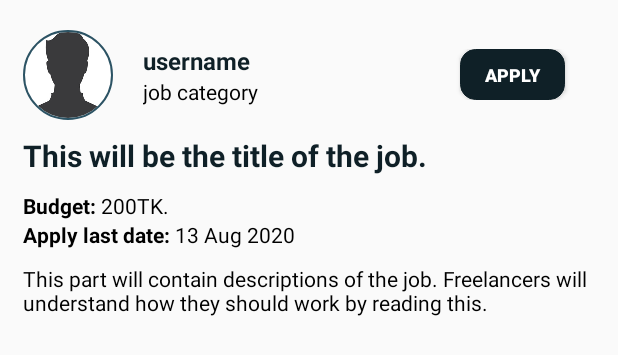
After one commit to AFRIDI-2020/FreelanceBD, an Android app: the layout activity_click_post.xml on its own in the app's theme, with its tools: preview values and no code run, on a phone screen of 412 x 824 dp. The commit adds this screen. Shown: the top 355 px of the screen. Run offline under Robolectric (Android 15) with nearby library versions, the phone set to English and light mode, and no system bars.

Commit message:
Click post activity added.

```diff
--- a/app/src/main/AndroidManifest.xml
+++ b/app/src/main/AndroidManifest.xml
@@ -14,7 +14,8 @@
         android:supportsRtl="true"
         android:theme="@style/AppTheme"
         android:windowSoftInputMode="adjustPan">
-        <activity android:name=".MyPostActivity"></activity>
+        <activity android:name=".Activity.ClickPostActivity"></activity>
+        <activity android:name=".Activity.MyPostActivity" />
         <activity android:name=".Activity.PostJobActivity" />
         <activity android:name=".Activity.EditAboutUserActivity" />
         <activity android:name=".Activity.FrontActivity" />
--- a/app/src/main/java/com/practice/freelancebd/Fragments/ProfileFragment.java
+++ b/app/src/main/java/com/practice/freelancebd/Fragments/ProfileFragment.java
@@ -12,7 +12,7 @@ import android.view.View;
 import android.view.ViewGroup;
 
 import com.practice.freelancebd.Activity.AboutUserProfile;
-import com.practice.freelancebd.MyPostActivity;
+import com.practice.freelancebd.Activity.MyPostActivity;
 import com.practice.freelancebd.R;
 
 
--- /dev/null
+++ b/app/src/main/res/layout/activity_click_post.xml
@@ -0,0 +1,180 @@
+<?xml version="1.0" encoding="utf-8"?>
+<LinearLayout xmlns:android="http://schemas.android.com/apk/res/android"
+    xmlns:app="http://schemas.android.com/apk/res-auto"
+    xmlns:tools="http://schemas.android.com/tools"
+    android:layout_width="match_parent"
+    android:layout_height="match_parent"
+    android:orientation="vertical"
+    android:layout_marginLeft="5dp"
+    android:layout_marginRight="5dp"
+    tools:context=".Activity.ClickPostActivity">
+
+    <LinearLayout
+        android:layout_width="match_parent"
+        android:layout_height="wrap_content"
+        android:layout_marginLeft="10dp"
+        android:layout_marginTop="20dp"
+        android:layout_marginRight="10dp"
+        android:orientation="horizontal">
+
+        <de.hdodenhof.circleimageview.CircleImageView
+            android:id="@+id/circleProfileImage"
+            android:layout_width="60dp"
+            android:layout_height="60dp"
+            android:src="@drawable/add_profile_photo"
+            app:civ_border_color="@color/green"
+            app:civ_border_width="1dp" />
+
+        <LinearLayout
+            android:layout_width="wrap_content"
+            android:layout_height="wrap_content"
+            android:layout_gravity="center_vertical"
+            android:layout_marginLeft="20dp"
+            android:orientation="vertical">
+
+            <TextView
+                android:id="@+id/userNameTV"
+                android:layout_width="wrap_content"
+                android:layout_height="wrap_content"
+                android:text="username"
+                android:textColor="@color/darkGreen"
+                android:textSize="16sp"
+                android:textStyle="bold" />
+
+
+            <TextView
+                android:id="@+id/jobTypeTV"
+                android:layout_width="wrap_content"
+                android:layout_height="wrap_content"
+                android:text="job category"
+                android:textColor="@color/black"
+                android:textSize="14sp" />
+
+        </LinearLayout>
+
+
+        <RelativeLayout
+            android:layout_width="match_parent"
+            android:layout_height="wrap_content"
+            android:layout_gravity="center_vertical">
+
+            <Button
+                android:layout_width="70dp"
+                android:layout_height="34dp"
+                android:layout_alignParentRight="true"
+                android:layout_gravity="center_vertical"
+                android:layout_marginRight="20dp"
+                android:background="@drawable/save_btn"
+                android:elevation="10dp"
+                android:text="apply"
+                android:textAllCaps="true"
+                android:textColor="@color/whiteColor"
+                android:textSize="12sp"
+                android:textStyle="bold" />
+
+        </RelativeLayout>
+
+
+    </LinearLayout>
+
+    <TextView
+        android:id="@+id/titleTV"
+        android:layout_width="match_parent"
+        android:layout_height="wrap_content"
+        android:layout_marginLeft="10dp"
+        android:layout_marginTop="10dp"
+        android:layout_marginRight="10dp"
+        android:text="This will be the title of the job."
+        android:textColor="@color/darkGreen"
+        android:textSize="20sp"
+        android:textStyle="bold" />
+
+    <LinearLayout
+        android:layout_width="match_parent"
+        android:layout_height="wrap_content"
+        android:layout_marginLeft="10dp"
+        android:layout_marginTop="10dp"
+        android:layout_marginRight="10dp"
+        android:orientation="horizontal">
+
+        <TextView
+            android:layout_width="wrap_content"
+            android:layout_height="wrap_content"
+            android:text="Budget: "
+            android:textColor="@color/black"
+            android:textSize="14sp"
+            android:textStyle="bold" />
+
+        <TextView
+            android:id="@+id/budgetTV"
+            android:layout_width="wrap_content"
+            android:layout_height="wrap_content"
+            android:text="200"
+            android:textColor="@color/black"
+            android:textSize="14sp" />
+
+        <TextView
+            android:layout_width="wrap_content"
+            android:layout_height="wrap_content"
+            android:text="TK."
+            android:textColor="@color/black"
+            android:textSize="14sp" />
+
+
+    </LinearLayout>
+
+    <LinearLayout
+        android:layout_width="match_parent"
+        android:layout_height="wrap_content"
+        android:layout_marginLeft="10dp"
+        android:layout_marginRight="10dp"
+        android:orientation="horizontal">
+
+        <TextView
+            android:layout_width="wrap_content"
+            android:layout_height="wrap_content"
+            android:text="Apply last date: "
+            android:textColor="@color/black"
+            android:textSize="14sp"
+            android:textStyle="bold" />
+
+        <TextView
+            android:id="@+id/dayTV"
+            android:layout_width="wrap_content"
+            android:layout_height="wrap_content"
+            android:text="13 "
+            android:textColor="@color/black"
+            android:textSize="14sp" />
+
+        <TextView
+            android:id="@+id/monthTV"
+            android:layout_width="wrap_content"
+            android:layout_height="wrap_content"
+            android:text="Aug "
+            android:textColor="@color/black"
+            android:textSize="14sp" />
+
+        <TextView
+            android:id="@+id/yearTV"
+            android:layout_width="wrap_content"
+            android:layout_height="wrap_content"
+            android:text="2020"
+            android:textColor="@color/black"
+            android:textSize="14sp" />
+
+
+    </LinearLayout>
+
+    <TextView
+        android:id="@+id/descriptionTV"
+        android:layout_width="match_parent"
+        android:layout_height="wrap_content"
+        android:layout_marginLeft="10dp"
+        android:layout_marginTop="10dp"
+        android:layout_marginRight="10dp"
+        android:text="This part will contain descriptions of the job. Freelancers will understand how they should work by reading this."
+        android:textColor="@color/black"
+        android:textSize="14sp" />
+
+
+</LinearLayout>
--- a/app/src/main/res/layout/activity_my_post.xml
+++ b/app/src/main/res/layout/activity_my_post.xml
@@ -6,7 +6,7 @@
     android:layout_height="match_parent"
     android:orientation="vertical"
     android:background="#e5e9e6"
-    tools:context=".MyPostActivity">
+    tools:context=".Activity.MyPostActivity">
 
     <TextView
         android:layout_width="wrap_content"
```
Also changed, not shown: app/src/main/java/com/practice/freelancebd/Activity/ClickPostActivity.java (added, +84 -0 lines), app/src/main/java/com/practice/freelancebd/Activity/MyPostActivity.java (added, +74 -0 lines), app/src/main/java/com/practice/freelancebd/Activity/PostJobActivity.java (+21 -3 lines), app/src/main/java/com/practice/freelancebd/AllMyClass.java (deleted, +0 -58 lines), app/src/main/java/com/practice/freelancebd/AllMyPostAdapter.java (deleted, +0 -66 lines), app/src/main/java/com/practice/freelancebd/Custom/AllMyPostAdapter.java (added, +68 -0 lines), app/src/main/java/com/practice/freelancebd/Custom/AllUserPostAdapter.java (+18 -0 lines), app/src/main/java/com/practice/freelancebd/ModelClasses/AllMyClass.java (added, +58 -0 lines), app/src/main/java/com/practice/freelancebd/ModelClasses/Post.java (+7 -1 lines), app/src/main/java/com/practice/freelancebd/MyPostActivity.java (deleted, +0 -71 lines).
